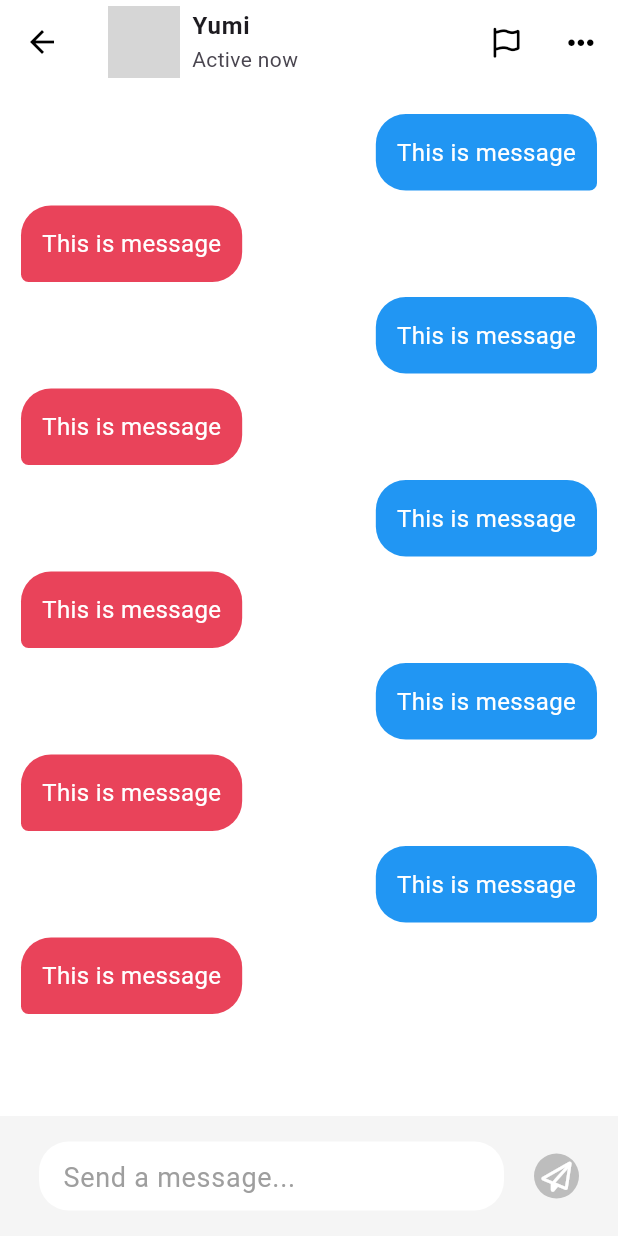
After one commit to Yum2ji/tiktok_clone, a Flutter app: the ChatDetailScreen screen opened directly, on a phone screen of 412 x 824 dp. The commit adds this screen. Run offline on Flutter 3.47's test engine with Material 3 defaults, Android fonts, the phone set to English and light mode, and no system bars; our stand-ins replace font_awesome_flutter, video_player, visibility_detector; missing offline and left inert: dart:ffi; network calls fail; grey boxes are pictures that could not be loaded.

Commit message:
chapter11

```diff
--- a/lib/features/inbox/activity_screen.dart
+++ b/lib/features/inbox/activity_screen.dart
@@ -127,6 +127,7 @@ addListener, animationbuilder 나 setstate 없이 property _animationcontroller,
         title: GestureDetector(
           onTap: _toggleAnimations,
           child: Row(
+            mainAxisSize: MainAxisSize.min,//중간에 오게하려고
             mainAxisAlignment: MainAxisAlignment.center,
             children: [
               const Text(
--- /dev/null
+++ b/lib/features/inbox/chat_detail_screen.dart
@@ -0,0 +1,198 @@
+import 'package:flutter/material.dart';
+import 'package:font_awesome_flutter/font_awesome_flutter.dart';
+import 'package:tiktok_clone/constants/gaps.dart';
+import 'package:tiktok_clone/constants/sizes.dart';
+
+class ChatDetailScreen extends StatefulWidget {
+  const ChatDetailScreen({super.key});
+
+  @override
+  State<ChatDetailScreen> createState() => _ChatDetailScreenState();
+}
+
+class _ChatDetailScreenState extends State<ChatDetailScreen> {
+
+
+  void _stopCommenting() {
+    FocusScope.of(context).unfocus();
+  }
+
+  @override
+  Widget build(BuildContext context) {
+    return Scaffold(
+      appBar: AppBar(
+        title: ListTile(
+          contentPadding: EdgeInsets.zero,
+          horizontalTitleGap: Sizes.size8, // leading 하고 title 사이
+          leading: Stack(
+            clipBehavior: Clip.none,
+            children: [
+              const CircleAvatar(
+                radius: Sizes.size24,
+                foregroundImage: NetworkImage(
+                  "https://i.ytimg.com/vi/LYKTtPFB9b4/hq720.jpg?sqp=-oaymwEhCK4FEIIDSFryq4qpAxMIARUAAAAAGAElAADIQj0AgKJD&rs=AOn4CLBHxhTHbXz0HzU6pp4GLK-98XPQnw",
+                ),
+                child: Text("Yumi"),
+              ),
+              Positioned(
+                top: 25,
+                left: 25,
+                child: Container(
+                  width: 25,
+                  height: 25,
+                  decoration: BoxDecoration(
+                    color: Colors.green,
+                    borderRadius: BorderRadius.circular(20),
+                    border: Border.all(
+                      width: 4,
+                      color: Colors.white,
+                    ),
+                  ),
+                ),
+              ),
+            ],
+          ),
+          title: const Text(
+            "Yumi",
+            style: TextStyle(
+              fontWeight: FontWeight.w600,
+            ),
+          ),
+          subtitle: const Text("Active now"),
+          trailing: const Row(
+            mainAxisSize: MainAxisSize.min,
+            children: [
+              FaIcon(
+                FontAwesomeIcons.flag,
+                color: Colors.black,
+                size: Sizes.size20,
+              ),
+              Gaps.h32,
+              FaIcon(
+                FontAwesomeIcons.ellipsis,
+                color: Colors.black,
+                size: Sizes.size20,
+              ),
+            ],
+          ),
+        ),
+      ),
+      body: GestureDetector(
+        onTap: _stopCommenting,
+        child: Stack(
+          children: [
+            ListView.separated(
+              padding: const EdgeInsets.symmetric(
+                vertical: Sizes.size20,
+                horizontal: Sizes.size14,
+              ),
+              itemBuilder: (context, index) {
+                final isMine = index % 2 == 0;
+                return Row(
+                  mainAxisSize: MainAxisSize.min,
+                  mainAxisAlignment:
+                      isMine ? MainAxisAlignment.end : MainAxisAlignment.start,
+                  children: [
+                    Container(
+                      padding: const EdgeInsets.all(
+                        Sizes.size14,
+                      ),
+                      decoration: BoxDecoration(
+                        borderRadius: BorderRadius.only(
+                            topLeft: const Radius.circular(
+                              Sizes.size20,
+                            ),
+                            topRight: const Radius.circular(
+                              Sizes.size20,
+                            ),
+                            bottomLeft: Radius.circular(
+                              isMine ? Sizes.size20 : Sizes.size5,
+                            ),
+                            bottomRight: Radius.circular(
+                              !isMine ? Sizes.size20 : Sizes.size5,
+                            )),
+                        color: isMine
+                            ? Colors.blue
+                            : Theme.of(context).primaryColor,
+                      ),
+                      child: const Text(
+                        "This is message",
+                        style: TextStyle(
+                          color: Colors.white,
+                          fontSize: Sizes.size16,
+                        ),
+                      ),
+                    ),
+                  ],
+                );
+              },
+              separatorBuilder: (context, index) => Gaps.v10,
+              itemCount: 10,
+            ),
+            Positioned(
+              bottom: 0,
+              width: MediaQuery.of(context).size.width,
+              child: BottomAppBar(
+                color: Colors.grey.shade100,
+                child: Padding(
+                  padding: const EdgeInsets.symmetric(
+                    horizontal: Sizes.size10,
+                    vertical: Sizes.size5,
+                  ),
+                  child: Row(
+                    crossAxisAlignment: CrossAxisAlignment.center,
+                    children: [
+                      Expanded(
+                        child: TextField(
+                           showCursor: false,
+                          decoration: InputDecoration(
+                              hintText: "Send a message...",
+                              hintStyle: const TextStyle(
+                                color: Colors.grey,
+                                fontSize: Sizes.size18,
+                              ),
+                              border: OutlineInputBorder(
+                                borderRadius: BorderRadius.circular(
+                                  Sizes.size20,
+                                ),
+                                borderSide: BorderSide.none, // margin 같은거 의미
+                              ),
+                              filled: true,
+                              fillColor: Colors.white,
+                              contentPadding: const EdgeInsets.symmetric(
+                                horizontal: Sizes.size12,
+                                // vertical: Sizes.size10, -> 제대로 동작안해서 TextFiled를 Sizedbox로 감싸야함.
+                              ),
+                              suffix: const FaIcon(
+                                FontAwesomeIcons.faceSmile,
+                                size: Sizes.size24,
+                              )),
+                        ),
+                      ),
+                      Gaps.h20,
+                      Container(
+                        width: 30,
+                        height: 30,
+                        decoration: BoxDecoration(
+                          color: Colors.grey.shade400,
+                          borderRadius: BorderRadius.circular(15),
+                        ),
+                        child: const Center(
+                          child: FaIcon(
+                            FontAwesomeIcons.paperPlane,
+                            size: Sizes.size20,
+                            color: Colors.white,
+                          ),
+                        ),
+                      ),
+                    ],
+                  ),
+                ),
+              ),
+            ),
+          ],
+        ),
+      ),
+    );
+  }
+}
--- a/lib/main.dart
+++ b/lib/main.dart
@@ -36,7 +36,7 @@ class TikTokApp extends StatelessWidget {
         ),
        ),
       ),
-      home: const ActivityScreen()
+      home: const MainNavigationScreen(),
     );
   }
 }
```
Also changed, not shown: lib/features/inbox/chat_screen.dart (added, +137 -0 lines), lib/features/inbox/inbox_screen.dart (+12 -2 lines).
